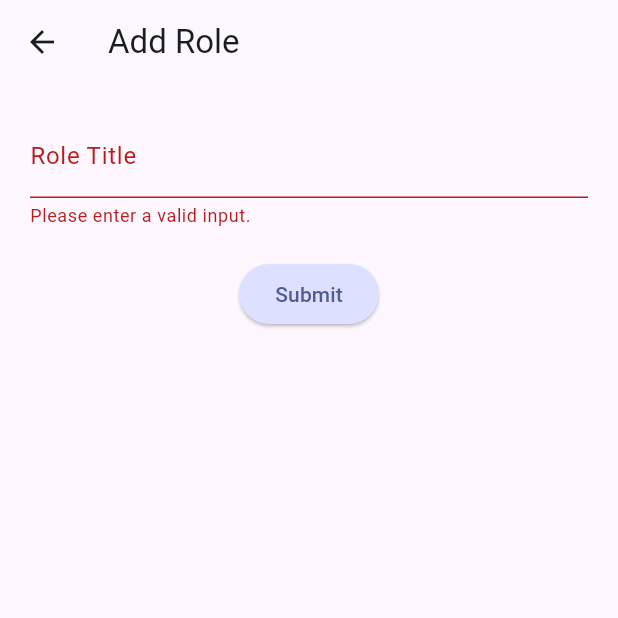
After one commit to kemasfr5/workflow_shift, a Flutter app: the AddRoleScreen screen opened directly, after a tap on "Submit", on a phone screen of 412 x 824 dp, the top half of it. The commit adds this screen. Run offline on Flutter 3.47's test engine with Material 3 defaults, Android fonts, the light colour scheme and no system bars; our stand-ins replace cloud_firestore, firebase_auth, firebase_core; accounts and stored records are empty; generated files the repository leaves out were written again.

Commit message:
Add Manage Role and Add Role Screen
To add and view roles that added by admin. Edit and delete role data is coming soon

```diff
--- /dev/null
+++ b/lib/screens/add_role.dart
@@ -0,0 +1,97 @@
+import 'package:cloud_firestore/cloud_firestore.dart';
+import 'package:flutter/material.dart';
+
+class AddRoleScreen extends StatefulWidget {
+  const AddRoleScreen({super.key});
+
+  @override
+  State<AddRoleScreen> createState() => _AddRoleScreenState();
+}
+
+class _AddRoleScreenState extends State<AddRoleScreen> {
+  final _form = GlobalKey<FormState>();
+  var isAdding = false;
+  var _enteredRole = '';
+
+  void _submit() async {
+    final isValid = _form.currentState!.validate();
+    if (!isValid) {
+      return;
+    }
+
+    _form.currentState!.save();
+
+    setState(() {
+      isAdding = true;
+    });
+    try {
+      await FirebaseFirestore.instance.collection('role').add(
+        {
+          'title': _enteredRole,
+        },
+      );
+      if (!mounted) {
+        return;
+      }
+      Navigator.of(context).pop();
+    } on FirebaseException catch (e) {
+      ScaffoldMessenger.of(context).clearSnackBars();
+      ScaffoldMessenger.of(context).showSnackBar(
+        SnackBar(
+          content: Text(e.message ?? 'There is something wrong'),
+        ),
+      );
+      setState(() {
+        isAdding = false;
+      });
+    }
+  }
+
+  @override
+  Widget build(BuildContext context) {
+    return Scaffold(
+      appBar: AppBar(
+        title: Text('Add Role'),
+      ),
+      body: Container(
+        margin: EdgeInsets.all(20),
+        child: Form(
+          key: _form,
+          child: Column(
+            children: [
+              TextFormField(
+                decoration: InputDecoration(
+                  label: Text('Role Title'),
+                ),
+                keyboardType: TextInputType.text,
+                validator: (value) {
+                  if (value == null || value.trim().isEmpty) {
+                    return 'Please enter a valid input.';
+                  }
+                  return null;
+                },
+                onSaved: (value) {
+                  _enteredRole = value!;
+                },
+              ),
+              SizedBox(
+                height: 20,
+              ),
+              if (isAdding) CircularProgressIndicator(),
+              if (!isAdding)
+                ElevatedButton(
+                  onPressed: _submit,
+                  style: ElevatedButton.styleFrom(
+                      backgroundColor:
+                          Theme.of(context).colorScheme.primaryContainer),
+                  child: Text(
+                    'Submit',
+                  ),
+                ),
+            ],
+          ),
+        ),
+      ),
+    );
+  }
+}
--- a/lib/screens/auth.dart
+++ b/lib/screens/auth.dart
@@ -38,7 +38,6 @@ class _AuthScreenState extends State<AuthScreen> {
       if (_isLogin) {
         final userCredential = await _firebase.signInWithEmailAndPassword(
             email: _enteredEmail, password: _enteredPassword);
-        print('Login Succeed');
       } else {
         final userCredential = await _firebase.createUserWithEmailAndPassword(
             email: _enteredEmail, password: _enteredPassword);
@@ -48,7 +47,6 @@ class _AuthScreenState extends State<AuthScreen> {
             .set(
           {'email': _enteredEmail, 'name': _enteredName, 'role': _enteredRole},
         );
-        print('Sign Up Succeed');
       }
     } on FirebaseAuthException catch (e) {
       ScaffoldMessenger.of(context).clearSnackBars();
@@ -175,6 +173,7 @@ class _AuthScreenState extends State<AuthScreen> {
                                 setState(() {
                                   _isLogin = !_isLogin;
                                 });
+                                _formKey.currentState!.reset();
                               },
                               child: Text(_isLogin
                                   ? 'Create an Account'
--- a/lib/widgets/main_drawer.dart
+++ b/lib/widgets/main_drawer.dart
@@ -30,11 +30,14 @@ class MainDrawer extends StatelessWidget {
                 ),
                 Text(
                   'MyShiftSchedule',
-                    style: Theme.of(context).textTheme.titleLarge!.copyWith(
-                        color: Theme.of(context).colorScheme.secondary),
+                  style: Theme.of(context)
+                      .textTheme
+                      .titleLarge!
+                      .copyWith(color: Theme.of(context).colorScheme.secondary),
                 ),
               ],
-              )),
+            ),
+          ),
           ListTile(
             leading: Icon(Icons.home),
             title: Text('Home'),
@@ -42,6 +45,20 @@ class MainDrawer extends StatelessWidget {
               onSelectScreen('Home');
             },
           ),
+          ListTile(
+            leading: Icon(Icons.groups),
+            title: Text('Role'),
+            onTap: () {
+              onSelectScreen('Role');
+            },
+          ),
+          ListTile(
+            leading: Icon(Icons.exit_to_app),
+            title: Text('Sign Out'),
+            onTap: () {
+              onSelectScreen('SignOut');
+            },
+          ),
         ],
       ),
     );
```
Also changed, not shown: lib/screens/manage_role.dart (added, +62 -0 lines), lib/screens/schedule_summary.dart (+11 -9 lines). Lines whose indentation alone changed are shown as unchanged.
